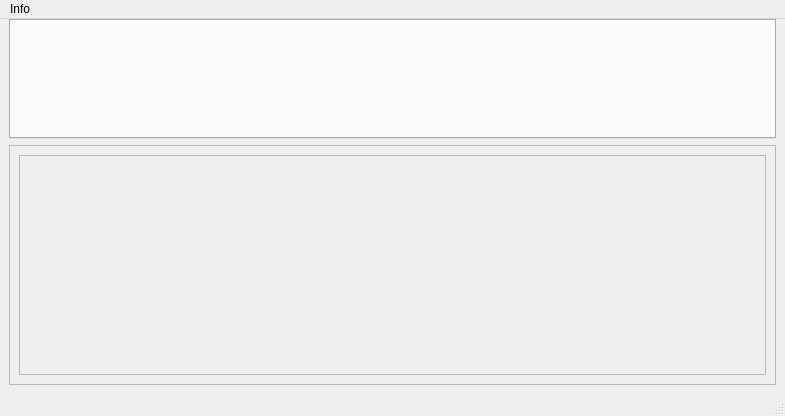
Qt form ui/soundboard.ui (KROIA/Soundboard) before a commit.
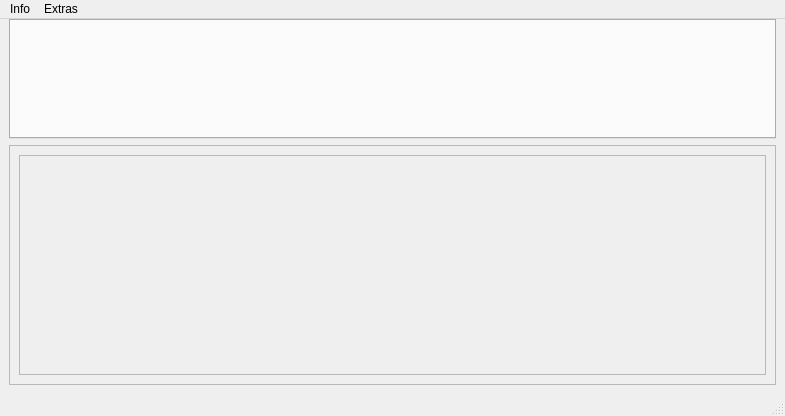
The same form after that commit. Custom widgets are drawn as their Qt base class.

Diff of the .ui file:
```diff
--- a/ui/soundboard.ui
+++ b/ui/soundboard.ui
@@ -75,15 +75,24 @@
      <x>0</x>
      <y>0</y>
      <width>785</width>
-     <height>24</height>
+     <height>21</height>
     </rect>
    </property>
    <widget class="QMenu" name="menuInfo">
     <property name="title">
      <string>Info</string>
     </property>
+    <addaction name="actionVersion"/>
+    <addaction name="actionInfo"/>
+   </widget>
+   <widget class="QMenu" name="menuExtras">
+    <property name="title">
+     <string>Extras</string>
+    </property>
+    <addaction name="actionEinstellungen"/>
    </widget>
    <addaction name="menuInfo"/>
+   <addaction name="menuExtras"/>
   </widget>
   <widget class="QStatusBar" name="statusbar"/>
  </widget>
```
Left out of the diff: 19 changed lines with no effect on the pictures.
